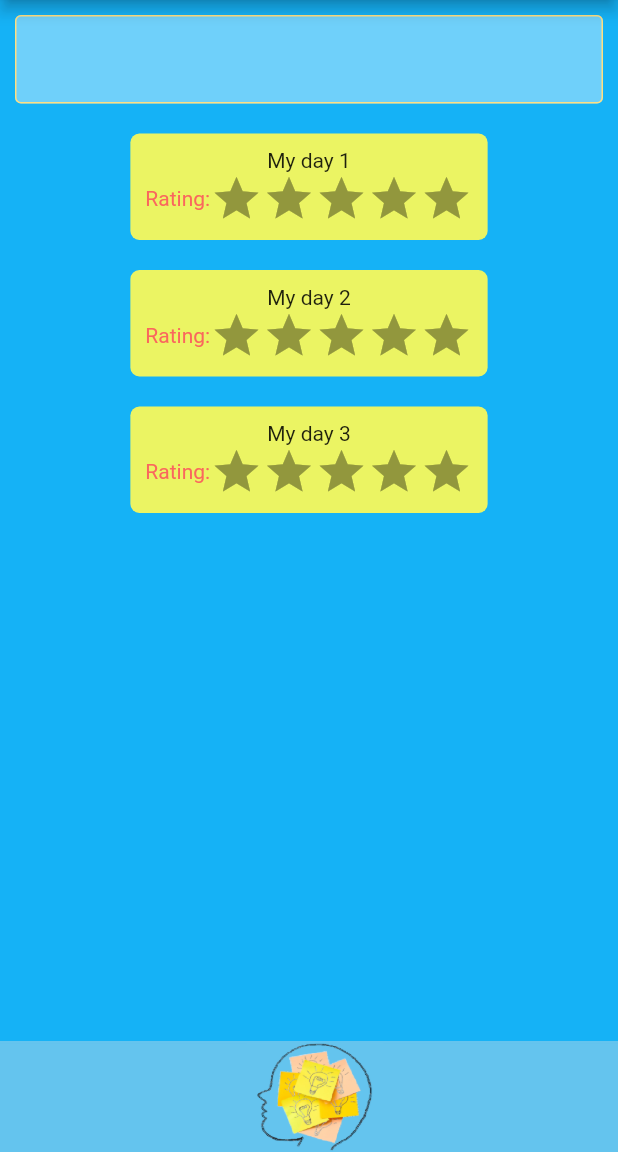
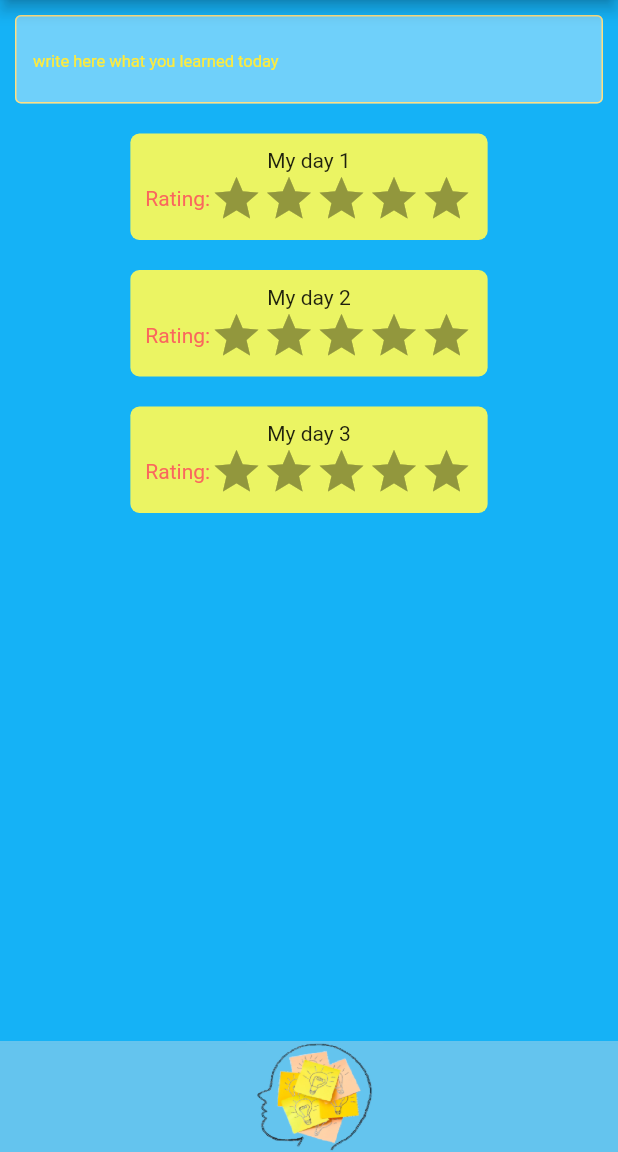
Before and after one commit to pilchsebastian88/my_days, a Flutter app: the MyDaysPage screen opened directly, on a phone screen of 412 x 824 dp, the part 84-1236 px from its top. Run offline on Flutter 3.47's test engine with Material 2 defaults, Android fonts, the phone set to English and light mode, and no system bars; drawn by our look-alikes of flutter_rating_bar; our stand-ins replace google_fonts.

Commit message:
Add hintText to TextField

```diff
--- a/lib/home/my_days/my_days_page.dart
+++ b/lib/home/my_days/my_days_page.dart
@@ -34,6 +34,11 @@ class _MyDaysPageState extends State<MyDaysPage> {
                 child: TextField(
                   controller: widget.controller,
                   decoration: InputDecoration(
+                    hintText: 'write here what you learned today',
+                    hintStyle: const TextStyle(
+                      fontSize: 11,
+                      color: Colors.yellow,
+                    ),
                     fillColor: Colors.white38,
                     filled: true,
                     enabledBorder: OutlineInputBorder(
@@ -42,10 +47,11 @@ class _MyDaysPageState extends State<MyDaysPage> {
                         width: 1.0,
                       ),
                     ),
-                    focusedBorder: OutlineInputBorder(
+                    focusedBorder: const OutlineInputBorder(
                       borderSide: BorderSide(color: Colors.black, width: 1.5),
                     ),
                   ),
+                  cursorColor: Colors.black,
                 ),
               ),
               NewDayWidget('My day 1'),
```
